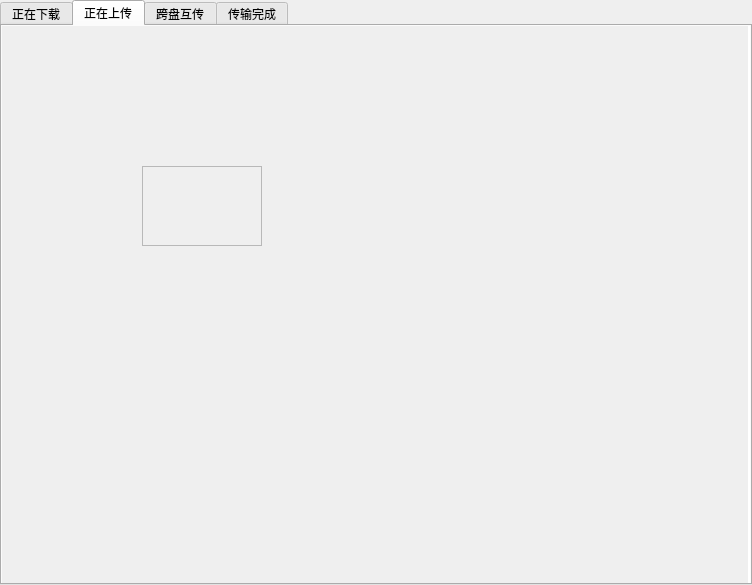
Above: ui/Transmit.ui from aibotez/SBCClientV2 before the change. Below: the same form after it.
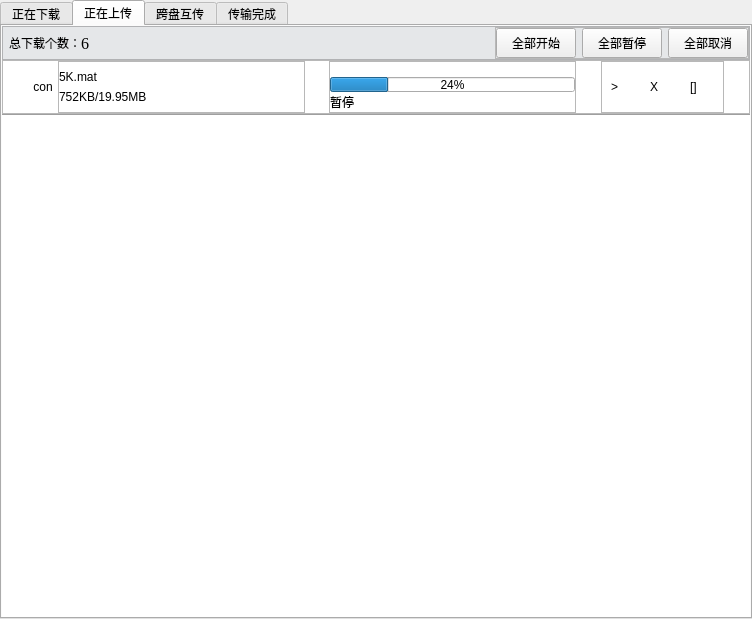
That is the form after the change. The open tabs and pages were chosen to show the change.

```diff
--- a/ui/Transmit.ui
+++ b/ui/Transmit.ui
@@ -7,7 +7,7 @@
     <x>0</x>
     <y>0</y>
     <width>752</width>
-    <height>585</height>
+    <height>619</height>
    </rect>
   </property>
   <property name="windowTitle">
@@ -533,45 +533,475 @@
       <attribute name="title">
        <string>正在上传</string>
       </attribute>
-      <widget class="QScrollArea" name="scrollArea_2">
-       <property name="geometry">
-        <rect>
-         <x>0</x>
-         <y>0</y>
-         <width>746</width>
-         <height>560</height>
-        </rect>
+      <layout class="QGridLayout" name="gridLayout_4">
+       <property name="leftMargin">
+        <number>0</number>
+       </property>
+       <property name="topMargin">
+        <number>0</number>
+       </property>
+       <property name="rightMargin">
+        <number>0</number>
+       </property>
+       <property name="bottomMargin">
+        <number>0</number>
+       </property>
+       <property name="spacing">
+        <number>0</number>
+       </property>
+       <item row="0" column="0">
+        <layout class="QVBoxLayout" name="verticalLayout_12">
+         <item>
+          <widget class="QFrame" name="frame_20">
+           <property name="styleSheet">
+            <string notr="true">#frame_20
+{
+	background:#E5E7E9;
+}</string>
+           </property>
+           <property name="frameShape">
+            <enum>QFrame::StyledPanel</enum>
+           </property>
+           <property name="frameShadow">
+            <enum>QFrame::Raised</enum>
+           </property>
+           <layout class="QHBoxLayout" name="horizontalLayout_13">
+            <property name="spacing">
+             <number>0</number>
+            </property>
+            <property name="leftMargin">
+             <number>6</number>
+            </property>
+            <property name="topMargin">
+             <number>0</number>
+            </property>
+            <property name="rightMargin">
+             <number>0</number>
+            </property>
+            <property name="bottomMargin">
+             <number>0</number>
+            </property>
+            <item>
+             <widget class="QLabel" name="label_25">
+              <property name="text">
+               <string>总下载个数：</string>
+              </property>
+             </widget>
+            </item>
+            <item>
+             <widget class="QLabel" name="label_26">
+              <property name="font">
+               <font>
+                <family>Times New Roman</family>
+                <pointsize>12</pointsize>
+               </font>
+              </property>
+              <property name="text">
+               <string>6</string>
+              </property>
+             </widget>
+            </item>
+            <item>
+             <spacer name="horizontalSpacer_16">
+              <property name="orientation">
+               <enum>Qt::Horizontal</enum>
+              </property>
+              <property name="sizeHint" stdset="0">
+               <size>
+                <width>303</width>
+                <height>20</height>
+               </size>
+              </property>
+             </spacer>
+            </item>
+            <item>
+             <widget class="QFrame" name="frame_21">
+              <property name="frameShape">
+               <enum>QFrame::StyledPanel</enum>
+              </property>
+              <property name="frameShadow">
+               <enum>QFrame::Raised</enum>
+              </property>
+              <layout class="QHBoxLayout" name="horizontalLayout_14">
+               <property name="spacing">
+                <number>6</number>
+               </property>
+               <property name="leftMargin">
+                <number>0</number>
+               </property>
+               <property name="topMargin">
+                <number>0</number>
+               </property>
+               <property name="rightMargin">
+                <number>0</number>
+               </property>
+               <property name="bottomMargin">
+                <number>0</number>
+               </property>
+               <item>
+                <widget class="QPushButton" name="pushButton_10">
+                 <property name="minimumSize">
+                  <size>
+                   <width>0</width>
+                   <height>30</height>
+                  </size>
+                 </property>
+                 <property name="text">
+                  <string>全部开始</string>
+                 </property>
+                </widget>
+               </item>
+               <item>
+                <widget class="QPushButton" name="pushButton_11">
+                 <property name="minimumSize">
+                  <size>
+                   <width>0</width>
+                   <height>30</height>
+                  </size>
+                 </property>
+                 <property name="text">
+                  <string>全部暂停</string>
+                 </property>
+                </widget>
+               </item>
+               <item>
+                <widget class="QPushButton" name="pushButton_12">
+                 <property name="minimumSize">
+                  <size>
+                   <width>0</width>
+                   <height>30</height>
+                  </size>
+                 </property>
+                 <property name="text">
+                  <string>全部取消</string>
+                 </property>
+                </widget>
+               </item>
+              </layout>
+             </widget>
+            </item>
+           </layout>
+          </widget>
+         </item>
+         <item>
+          <widget class="QScrollArea" name="scrollArea_8">
+           <property name="styleSheet">
+            <string notr="true">#scrollAreaWidgetContents_8
+{
+	background:white;
+	border:none;
+}
+#scrollArea_8
+{
+	background:white;
+	border:none;
+}
+
+#scrollAreaWidgetContents_8 QFrame:hover{
+	background:#D0D3D4;
+	border-radius:22px;
+	opacity:0.5;
+	}
+</string>
+           </property>
+           <property name="lineWidth">
+            <number>0</number>
+           </property>
+           <property name="horizontalScrollBarPolicy">
+            <enum>Qt::ScrollBarAlwaysOff</enum>
        </property>
        <property name="widgetResizable">
         <bool>true</bool>
        </property>
-       <widget class="QWidget" name="scrollAreaWidgetContents_2">
+           <widget class="QWidget" name="scrollAreaWidgetContents_8">
         <property name="geometry">
          <rect>
           <x>0</x>
           <y>0</y>
-          <width>746</width>
-          <height>560</height>
-         </rect>
-        </property>
-        <widget class="QFrame" name="frame_7">
-         <property name="geometry">
-          <rect>
-           <x>140</x>
-           <y>140</y>
-           <width>120</width>
-           <height>80</height>
-          </rect>
-         </property>
+              <width>744</width>
+              <height>552</height>
+             </rect>
+            </property>
+            <layout class="QFormLayout" name="formLayout_4">
+             <property name="horizontalSpacing">
+              <number>0</number>
+             </property>
+             <property name="verticalSpacing">
+              <number>0</number>
+             </property>
+             <property name="leftMargin">
+              <number>0</number>
+             </property>
+             <property name="topMargin">
+              <number>0</number>
+             </property>
+             <property name="rightMargin">
+              <number>0</number>
+             </property>
+             <property name="bottomMargin">
+              <number>0</number>
+             </property>
+             <item row="0" column="0" colspan="2">
+              <layout class="QVBoxLayout" name="verticalLayout_13">
+               <property name="spacing">
+                <number>0</number>
+               </property>
+               <item>
+                <widget class="QFrame" name="frame_22">
          <property name="frameShape">
           <enum>QFrame::StyledPanel</enum>
          </property>
          <property name="frameShadow">
           <enum>QFrame::Raised</enum>
          </property>
-        </widget>
-       </widget>
-      </widget>
+                 <layout class="QHBoxLayout" name="horizontalLayout_15" stretch="1,6,10,1,10,1,5,1">
+                  <property name="spacing">
+                   <number>0</number>
+                  </property>
+                  <property name="leftMargin">
+                   <number>0</number>
+                  </property>
+                  <property name="topMargin">
+                   <number>0</number>
+                  </property>
+                  <property name="rightMargin">
+                   <number>0</number>
+                  </property>
+                  <property name="bottomMargin">
+                   <number>0</number>
+                  </property>
+                  <item>
+                   <spacer name="horizontalSpacer_17">
+                    <property name="orientation">
+                     <enum>Qt::Horizontal</enum>
+                    </property>
+                    <property name="sizeHint" stdset="0">
+                     <size>
+                      <width>18</width>
+                      <height>20</height>
+                     </size>
+                    </property>
+                   </spacer>
+                  </item>
+                  <item>
+                   <widget class="QLabel" name="label_34">
+                    <property name="sizePolicy">
+                     <sizepolicy hsizetype="Fixed" vsizetype="Fixed">
+                      <horstretch>0</horstretch>
+                      <verstretch>0</verstretch>
+                     </sizepolicy>
+                    </property>
+                    <property name="minimumSize">
+                     <size>
+                      <width>30</width>
+                      <height>30</height>
+                     </size>
+                    </property>
+                    <property name="text">
+                     <string>con</string>
+                    </property>
+                    <property name="alignment">
+                     <set>Qt::AlignCenter</set>
+                    </property>
+                    <property name="margin">
+                     <number>0</number>
+                    </property>
+                   </widget>
+                  </item>
+                  <item>
+                   <widget class="QFrame" name="frame_23">
+                    <property name="frameShape">
+                     <enum>QFrame::StyledPanel</enum>
+                    </property>
+                    <property name="frameShadow">
+                     <enum>QFrame::Raised</enum>
+                    </property>
+                    <layout class="QVBoxLayout" name="verticalLayout_14">
+                     <property name="spacing">
+                      <number>6</number>
+                     </property>
+                     <property name="leftMargin">
+                      <number>0</number>
+                     </property>
+                     <property name="topMargin">
+                      <number>8</number>
+                     </property>
+                     <property name="rightMargin">
+                      <number>0</number>
+                     </property>
+                     <property name="bottomMargin">
+                      <number>8</number>
+                     </property>
+                     <item>
+                      <widget class="QLabel" name="label_27">
+                       <property name="text">
+                        <string>5K.mat</string>
+                       </property>
+                      </widget>
+                     </item>
+                     <item>
+                      <widget class="QLabel" name="label_28">
+                       <property name="text">
+                        <string>752KB/19.95MB</string>
+                       </property>
+                      </widget>
+                     </item>
+                    </layout>
+                   </widget>
+                  </item>
+                  <item>
+                   <spacer name="horizontalSpacer_18">
+                    <property name="orientation">
+                     <enum>Qt::Horizontal</enum>
+                    </property>
+                    <property name="sizeHint" stdset="0">
+                     <size>
+                      <width>18</width>
+                      <height>20</height>
+                     </size>
+                    </property>
+                   </spacer>
+                  </item>
+                  <item>
+                   <widget class="QFrame" name="frame_24">
+                    <property name="frameShape">
+                     <enum>QFrame::StyledPanel</enum>
+                    </property>
+                    <property name="frameShadow">
+                     <enum>QFrame::Raised</enum>
+                    </property>
+                    <layout class="QVBoxLayout" name="verticalLayout_15">
+                     <property name="spacing">
+                      <number>0</number>
+                     </property>
+                     <property name="leftMargin">
+                      <number>0</number>
+                     </property>
+                     <property name="topMargin">
+                      <number>15</number>
+                     </property>
+                     <property name="rightMargin">
+                      <number>0</number>
+                     </property>
+                     <property name="bottomMargin">
+                      <number>0</number>
+                     </property>
+                     <item>
+                      <widget class="QProgressBar" name="progressBar_5">
+                       <property name="minimumSize">
+                        <size>
+                         <width>0</width>
+                         <height>0</height>
+                        </size>
+                       </property>
+                       <property name="maximumSize">
+                        <size>
+                         <width>16777215</width>
+                         <height>15</height>
+                        </size>
+                       </property>
+                       <property name="value">
+                        <number>24</number>
+                       </property>
+                      </widget>
+                     </item>
+                     <item>
+                      <widget class="QLabel" name="label_29">
+                       <property name="text">
+                        <string>暂停</string>
+                       </property>
+                      </widget>
+                     </item>
+                    </layout>
+                   </widget>
+                  </item>
+                  <item>
+                   <spacer name="horizontalSpacer_19">
+                    <property name="orientation">
+                     <enum>Qt::Horizontal</enum>
+                    </property>
+                    <property name="sizeHint" stdset="0">
+                     <size>
+                      <width>40</width>
+                      <height>20</height>
+                     </size>
+                    </property>
+                   </spacer>
+                  </item>
+                  <item>
+                   <widget class="QFrame" name="frame_25">
+                    <property name="frameShape">
+                     <enum>QFrame::StyledPanel</enum>
+                    </property>
+                    <property name="frameShadow">
+                     <enum>QFrame::Raised</enum>
+                    </property>
+                    <layout class="QHBoxLayout" name="horizontalLayout_16">
+                     <property name="rightMargin">
+                      <number>0</number>
+                     </property>
+                     <item>
+                      <widget class="QLabel" name="label_30">
+                       <property name="text">
+                        <string>&gt;</string>
+                       </property>
+                      </widget>
+                     </item>
+                     <item>
+                      <widget class="QLabel" name="label_31">
+                       <property name="text">
+                        <string>X</string>
+                       </property>
+                      </widget>
+                     </item>
+                     <item>
+                      <widget class="QLabel" name="label_35">
+                       <property name="text">
+                        <string>[]</string>
+                       </property>
+                      </widget>
+                     </item>
+                    </layout>
+                   </widget>
+                  </item>
+                  <item>
+                   <spacer name="horizontalSpacer_20">
+                    <property name="orientation">
+                     <enum>Qt::Horizontal</enum>
+                    </property>
+                    <property name="sizeHint" stdset="0">
+                     <size>
+                      <width>18</width>
+                      <height>20</height>
+                     </size>
+                    </property>
+                   </spacer>
+                  </item>
+                 </layout>
+                </widget>
+               </item>
+               <item>
+                <widget class="Line" name="line_4">
+                 <property name="minimumSize">
+                  <size>
+                   <width>649</width>
+                   <height>0</height>
+                  </size>
+                 </property>
+                 <property name="orientation">
+                  <enum>Qt::Horizontal</enum>
+                 </property>
+                </widget>
+               </item>
+              </layout>
+             </item>
+            </layout>
+           </widget>
+          </widget>
+         </item>
+        </layout>
+       </item>
+      </layout>
      </widget>
      <widget class="QWidget" name="tab_3">
       <attribute name="title">
```
Left out of the diff: 94 changed lines with no effect on the pictures. Lines whose indentation alone changed are shown as unchanged.
